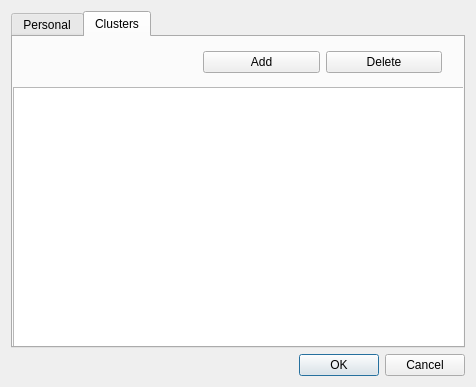
First picture: the form in mqt/MqtCluster/setupdialog.ui, repository Rsclub22/Minos2-Mirror, before the edit.
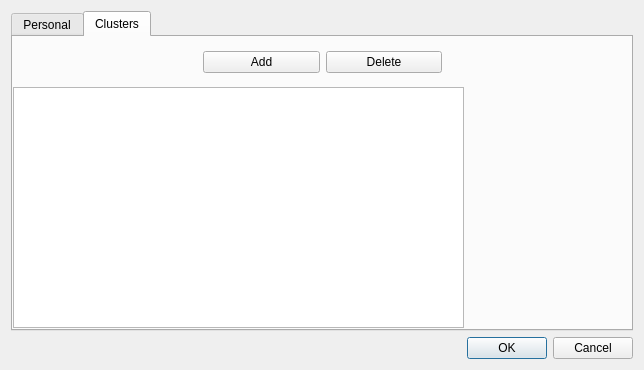
Second picture: the form after the edit.

```diff
--- a/mqt/MqtCluster/setupdialog.ui
+++ b/mqt/MqtCluster/setupdialog.ui
@@ -6,8 +6,8 @@
    <rect>
     <x>0</x>
     <y>0</y>
-    <width>476</width>
-    <height>387</height>
+    <width>644</width>
+    <height>370</height>
    </rect>
   </property>
   <property name="windowTitle">
@@ -102,7 +102,7 @@
          <x>0</x>
          <y>50</y>
          <width>451</width>
-         <height>261</height>
+         <height>241</height>
         </rect>
        </property>
       </widget>
```
